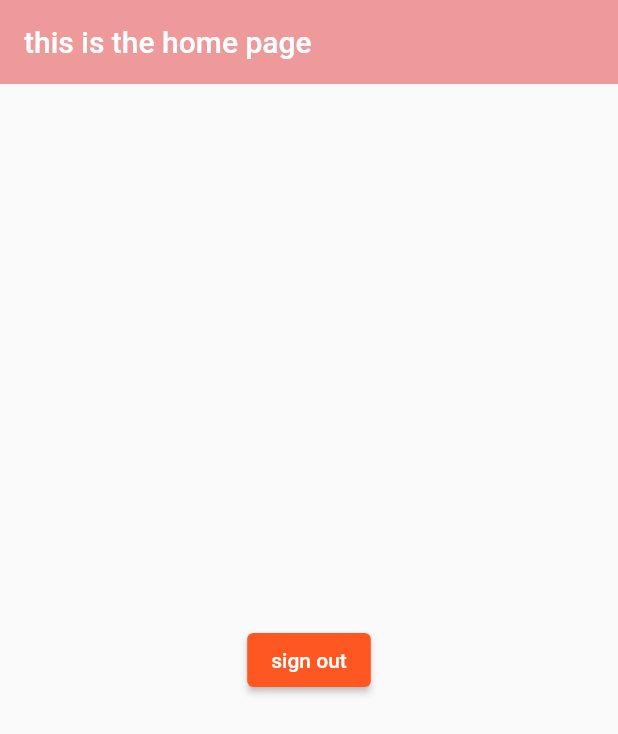
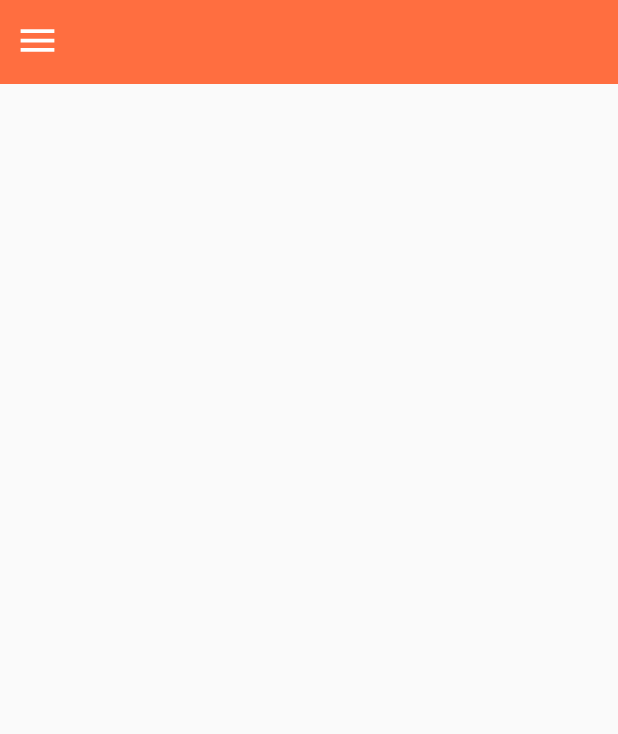
Before and after one commit to iSyqozz/AFT-Arabia-investment-mobile-app, a Flutter app: the screen it shows once a user with an empty profile is signed in, on a phone screen of 412 x 824 dp. Shown: the top 734 px of the screen. Run offline on Flutter 3.47's test engine with Material 2 defaults, Android fonts, the phone set to English and light mode, and no system bars; our stand-ins replace cloud_firestore, firebase_auth, firebase_core; accounts and stored records are empty; Roboto replaces fonts that are missing (Nunito).

Commit message:
Added side menu im home screen

```diff
--- a/lib/home.dart
+++ b/lib/home.dart
@@ -1,26 +1,173 @@
 import 'package:aft_arabia/services/auth.dart';
 import 'package:flutter/material.dart';
+import 'dart:io';
 
-class HomePage extends StatelessWidget {
-  HomePage({super.key});
+class HomePage extends StatefulWidget {
+  const HomePage({super.key});
+
+  @override
+  _HomePageState createState() => new _HomePageState();
+}
+
+class _HomePageState extends State<HomePage> with TickerProviderStateMixin {
   static String tag = 'home-page';
   final AuthService _auth = AuthService();
+  bool _visible = false;
+  double _side_menu_width = 0.0;
+  bool _side_menu_buttons_visible = false;
+
+  late final AnimationController icon_controller = AnimationController(
+    duration: const Duration(milliseconds: 500),
+    vsync: this,
+  );
+
+  void dispose() {
+    icon_controller.dispose();
+    super.dispose();
+  }
 
   @override
   Widget build(BuildContext context) {
-    return Scaffold(
-      appBar: AppBar(
-          backgroundColor: Colors.red[200],
-          title: Text('this is the home page'),
-          elevation: 0.0),
-      body: Center(
-        child: ElevatedButton(
-          child: Text('sign out'),
-          onPressed: () async {
-            await _auth.signOut();
-          },
+    //sign out button
+    final Widget sign_out_button = Visibility(
+      visible: _side_menu_buttons_visible,
+      child: AnimatedOpacity(
+        opacity: _visible ? 1.0 : 0.0,
+        duration: Duration(milliseconds: 500),
+        child: Center(
+          child: Padding(
+            padding: EdgeInsets.symmetric(vertical: 5.0, horizontal: 5),
+            child: ElevatedButton(
+                style: ElevatedButton.styleFrom(
+                    shape: RoundedRectangleBorder(
+                      borderRadius: BorderRadius.circular(24),
+                    ),
+                    padding: EdgeInsets.fromLTRB(30, 12, 30, 10),
+                    backgroundColor: Colors.deepOrange),
+                child: Text('Sign Out',
+                    style: TextStyle(color: Colors.white, fontSize: 13)),
+                onPressed: () async {
+                  dispose();
+                  await _auth.signOut();
+                }),
+          ),
         ),
       ),
     );
+
+    //settings Button
+    final Widget settings_button = Visibility(
+      visible: _side_menu_buttons_visible,
+      child: AnimatedOpacity(
+        opacity: _visible ? 1.0 : 0.0,
+        duration: Duration(milliseconds: 500),
+        child: Center(
+          child: Padding(
+            padding: EdgeInsets.symmetric(vertical: 5.0, horizontal: 5),
+            child: ElevatedButton(
+                style: ElevatedButton.styleFrom(
+                    shape: RoundedRectangleBorder(
+                      borderRadius: BorderRadius.circular(24),
+                    ),
+                    padding: EdgeInsets.fromLTRB(30, 12, 30, 10),
+                    backgroundColor: Colors.deepOrange),
+                child: Text('Settings',
+                    style: TextStyle(color: Colors.white, fontSize: 13)),
+                onPressed: () {}),
+          ),
+        ),
+      ),
+    );
+
+    final Widget contact_us_button = Visibility(
+      visible: _side_menu_buttons_visible,
+      child: AnimatedOpacity(
+        opacity: _visible ? 1.0 : 0.0,
+        duration: Duration(milliseconds: 500),
+        child: Center(
+          child: Padding(
+            padding: EdgeInsets.symmetric(vertical: 5.0, horizontal: 5),
+            child: ElevatedButton(
+                style: ElevatedButton.styleFrom(
+                    shape: RoundedRectangleBorder(
+                      borderRadius: BorderRadius.circular(24),
+                    ),
+                    padding: EdgeInsets.fromLTRB(25, 13, 25, 11),
+                    backgroundColor: Colors.deepOrange),
+                child: Text('Contact Us',
+                    style: TextStyle(color: Colors.white, fontSize: 12)),
+                onPressed: () {}),
+          ),
+        ),
+      ),
+    );
+
+    return GestureDetector(
+      onTap: () {
+        FocusScope.of(context).requestFocus(new FocusNode());
+      },
+      child: Scaffold(
+          extendBodyBehindAppBar: true,
+          appBar: AppBar(
+            backgroundColor: Colors.deepOrangeAccent,
+            elevation: 0.0,
+            leading: GestureDetector(
+                onTap: () {
+                  setState(() {
+                    if (_side_menu_buttons_visible) {
+                      _side_menu_buttons_visible = false;
+                    }
+                    if (_side_menu_width == 130) {
+                      icon_controller.reverse();
+                      _side_menu_width = 0;
+                    } else {
+                      icon_controller.forward();
+                      _side_menu_width = 130;
+                    }
+                    _visible = !_visible;
+                  });
+                },
+                child: Padding(
+                  padding: const EdgeInsets.fromLTRB(10, 12, 0, 0),
+                  child: AnimatedIcon(
+                    size: 30,
+                    icon: AnimatedIcons.menu_arrow,
+                    progress: icon_controller,
+                  ),
+                )),
+          ),
+          body: Stack(
+            children: <Widget>[
+              AnimatedOpacity(
+                opacity: _visible ? 1.0 : 0.0,
+                duration: const Duration(milliseconds: 500),
+                onEnd: () {
+                  setState(() {
+                    _side_menu_buttons_visible = true;
+                  });
+                },
+                child: Column(
+                  mainAxisAlignment: MainAxisAlignment.spaceBetween,
+                  children: <Widget>[
+                    Expanded(
+                        child: AnimatedContainer(
+                      curve: Curves.fastOutSlowIn,
+                      duration: Duration(milliseconds: 500),
+                      color: Colors.deepOrangeAccent,
+                      width: _side_menu_width,
+                      child: ListView(
+                        children: <Widget>[
+                          settings_button,
+                          contact_us_button,
+                          sign_out_button,
+                        ],
+                      ),
+                    ))
+                  ],
+                ),
+              ),
+            ],
+          )),
+    );
   }
 }
--- a/lib/login_page.dart
+++ b/lib/login_page.dart
@@ -20,9 +20,9 @@ class _LoginPageState extends State<LoginPage> with TickerProviderStateMixin {
   // Create a controller
 
   late final AnimationController _controller = AnimationController(
-    duration: const Duration(seconds: 1),
+    duration: const Duration(milliseconds: 10),
     vsync: this,
-  )..repeat(reverse: false);
+  )..repeat(reverse: true);
 
   // Create an animation with value of type "double"
   late final Animation<double> _animation = CurvedAnimation(
@@ -188,8 +188,9 @@ class _LoginPageState extends State<LoginPage> with TickerProviderStateMixin {
                   _is_error_vis = true;
                   error = 'Email or Password Incorrect';
                 });
+              } else {
+                dispose();
               }
-
               _controller.stop();
               setState(() {
                 _is_visible = false;
--- a/lib/main.dart
+++ b/lib/main.dart
@@ -22,7 +22,6 @@ class MyApp extends StatelessWidget {
   final routes = <String, WidgetBuilder>{
     LoginPage.tag: (context) => LoginPage(),
     RegisterPage.tag: (context) => RegisterPage(),
-    HomePage.tag: (context) => HomePage(),
   };
 
   //main build method for the application
--- a/lib/register_page.dart
+++ b/lib/register_page.dart
@@ -32,9 +32,9 @@ class _RegisterPageState extends State<RegisterPage>
   }
 
   late final AnimationController _controller = AnimationController(
-    duration: const Duration(seconds: 1),
+    duration: const Duration(milliseconds: 10),
     vsync: this,
-  )..repeat(reverse: false);
+  )..repeat(reverse: true);
 
   // Create an animation with value of type "double"
   late final Animation<double> _animation = CurvedAnimation(
@@ -340,7 +340,7 @@ class _RegisterPageState extends State<RegisterPage>
           ),
         ),
         Center(
-            child: Text('Signing\nin',
+            child: Text('Signing\nup',
                 textAlign: TextAlign.center,
                 style: TextStyle(
                   fontSize: 13,
```
